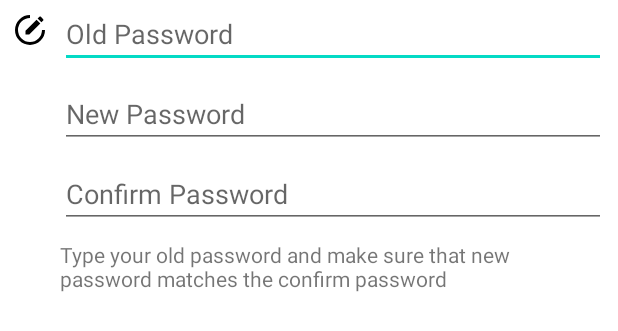
After one commit to AmrMekhemar/PharmacyDialler, an Android app: the layout edit_password_alert_dialog.xml on its own in the app's theme, with its tools: preview values and no code run, on a phone screen of 412 x 824 dp. The commit adds this screen. Shown: the top 331 px of the screen. Run offline under Robolectric (Android 15) with nearby library versions, the phone set to English and light mode, and no system bars.

Commit message:
added edit Password

```diff
--- a/app/src/main/res/layout/edit_alert_dialog.xml
+++ b/app/src/main/res/layout/edit_alert_dialog.xml
@@ -6,7 +6,7 @@
     android:layout_height="wrap_content">
 
     <EditText
-        android:id="@+id/newStringET"
+        android:id="@+id/stringET"
         android:layout_width="0dp"
         android:layout_height="wrap_content"
         android:layout_marginStart="8dp"
--- /dev/null
+++ b/app/src/main/res/layout/edit_password_alert_dialog.xml
@@ -0,0 +1,68 @@
+<?xml version="1.0" encoding="utf-8"?>
+<androidx.constraintlayout.widget.ConstraintLayout xmlns:android="http://schemas.android.com/apk/res/android"
+    xmlns:app="http://schemas.android.com/apk/res-auto"
+    xmlns:tools="http://schemas.android.com/tools"
+    android:layout_width="match_parent"
+    android:layout_height="match_parent">
+
+    <EditText
+        android:id="@+id/oldPasswordET"
+        android:layout_width="0dp"
+        android:layout_height="wrap_content"
+        android:layout_marginStart="8dp"
+        android:layout_marginEnd="8dp"
+        android:hint="Old Password"
+        android:inputType="textPassword"
+        app:layout_constraintEnd_toEndOf="parent"
+        app:layout_constraintStart_toEndOf="@+id/imageView2"
+        app:layout_constraintTop_toTopOf="parent" />
+
+    <ImageView
+        android:id="@+id/imageView2"
+        android:layout_width="wrap_content"
+        android:layout_height="wrap_content"
+        android:layout_marginStart="8dp"
+        android:layout_marginTop="8dp"
+        android:contentDescription="@string/app_name"
+        android:scaleType="center"
+        android:src="@drawable/edit_icon"
+        app:layout_constraintStart_toStartOf="parent"
+        app:layout_constraintTop_toTopOf="parent" />
+
+    <EditText
+        android:id="@+id/editTextTextPassword"
+        android:layout_width="0dp"
+        android:layout_height="wrap_content"
+        android:layout_marginTop="8dp"
+        android:layout_marginEnd="8dp"
+        android:ems="10"
+        android:hint="New Password"
+        android:inputType="textPassword"
+        app:layout_constraintEnd_toEndOf="parent"
+        app:layout_constraintStart_toStartOf="@+id/oldPasswordET"
+        app:layout_constraintTop_toBottomOf="@+id/oldPasswordET" />
+
+    <EditText
+        android:id="@+id/editTextTextPasswordConfirm"
+        android:layout_width="0dp"
+        android:layout_height="wrap_content"
+        android:layout_marginTop="8dp"
+        android:ems="10"
+        android:hint="Confirm Password"
+        android:inputType="textPassword"
+        app:layout_constraintEnd_toEndOf="@+id/editTextTextPassword"
+        app:layout_constraintStart_toStartOf="@+id/editTextTextPassword"
+        app:layout_constraintTop_toBottomOf="@+id/editTextTextPassword" />
+
+    <TextView
+        android:id="@+id/passwordErrorTV"
+        android:layout_width="0dp"
+        android:layout_height="wrap_content"
+        android:layout_marginTop="8dp"
+        android:layout_marginEnd="8dp"
+        android:text="Type your old password and make sure that new password matches the confirm password"
+        app:layout_constraintEnd_toEndOf="parent"
+        app:layout_constraintStart_toStartOf="@+id/editTextTextPasswordConfirm"
+        app:layout_constraintTop_toBottomOf="@+id/editTextTextPasswordConfirm" />
+
+</androidx.constraintlayout.widget.ConstraintLayout>
```
Also changed, not shown: app/src/main/java/com/team/myapplication/customerProfile/CustomerProfileFragment.kt (+58 -4 lines).
